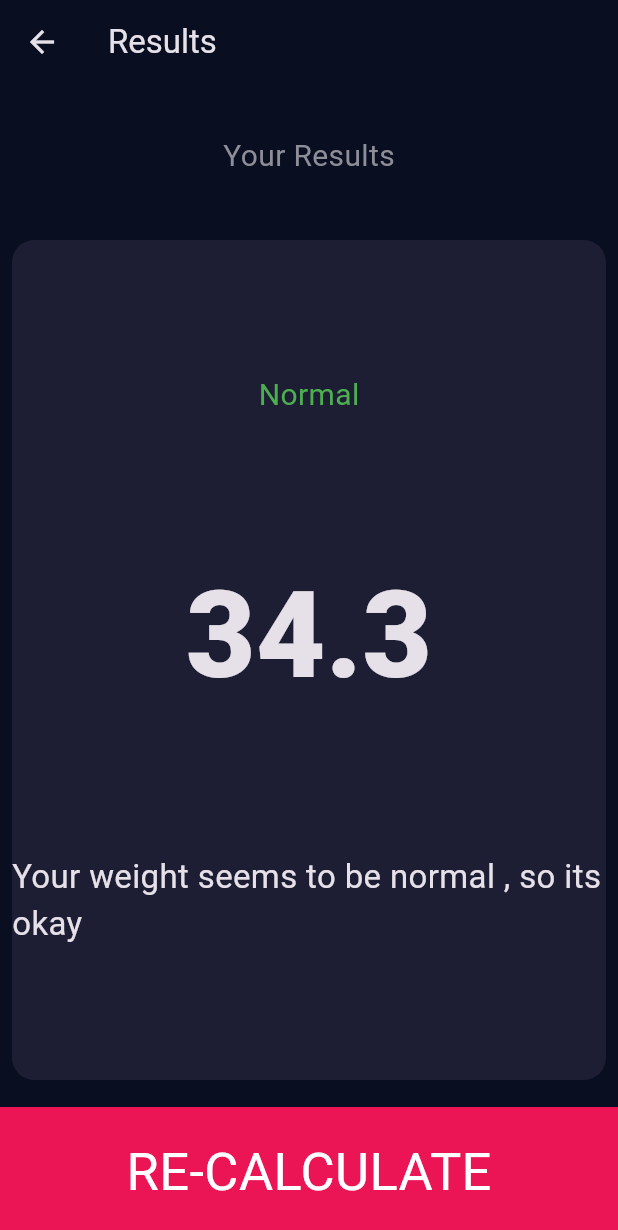
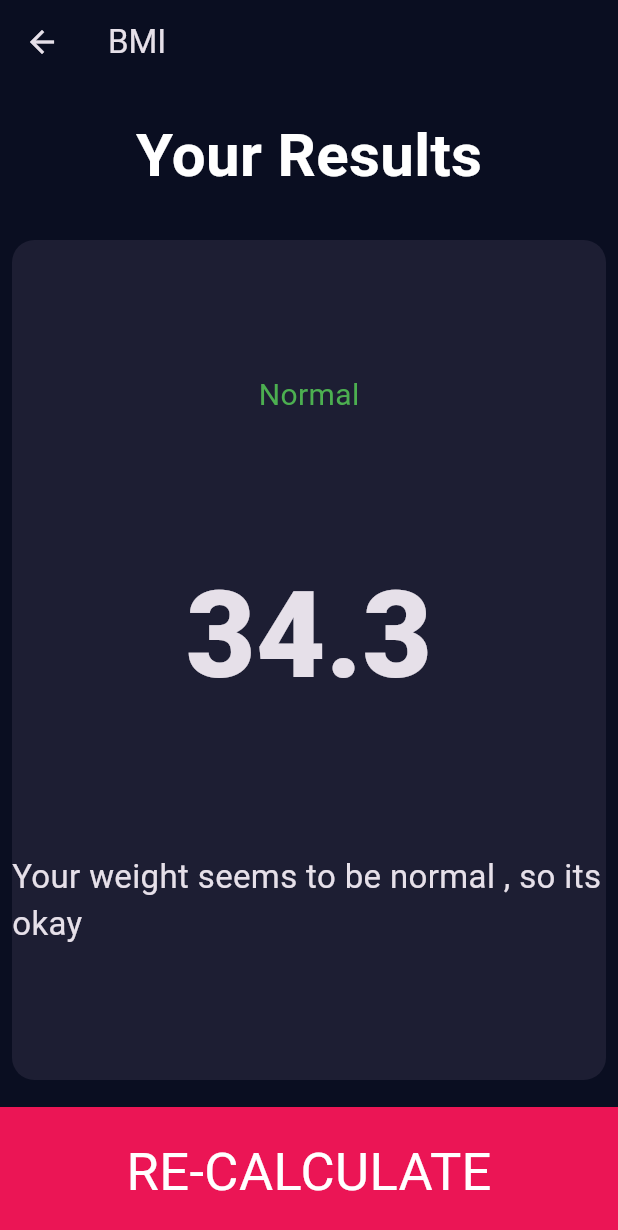
Before and after one commit to Joshua-100/bmi_calculator, a Flutter app: the ResultsPage screen opened directly, on a phone screen of 412 x 824 dp. Shown: the top 1230 px of the screen. Run offline on Flutter 3.47's test engine with Material 3 defaults, Android fonts, the phone set to English and light mode, and no system bars; our stand-ins replace font_awesome_flutter; missing offline and left inert: dart:ffi.

Commit message:
Ordering code

```diff
--- a/lib/constants.dart
+++ b/lib/constants.dart
@@ -12,3 +12,4 @@ const kInactiveCardColor = Color(0xFF111328);
 const kButtonColor = Color(0xFFEB1555);
 const kNumberTextStyle = TextStyle(fontSize: 80.0, fontWeight: FontWeight.w900);
 const kButtonTextStyle = TextStyle(color: Colors.white, fontSize: 35);
+const kTitleTextStyle = TextStyle(color: Colors.white, fontSize: 40, fontWeight: FontWeight.bold);
--- a/lib/pages/results_page.dart
+++ b/lib/pages/results_page.dart
@@ -12,7 +12,7 @@ class ResultsPage extends StatelessWidget {
   Widget build(BuildContext context) {
     return Scaffold(
         appBar: AppBar(
-          title: const Text("Results"),
+          title: const Text("BMI"),
         ),
         body: Column(
           mainAxisAlignment: MainAxisAlignment.spaceBetween,
@@ -21,7 +21,7 @@ class ResultsPage extends StatelessWidget {
               child: Center(
                 child: Text(
                   "Your Results",
-                  style: kLabelTextStyle,
+                  style: kTitleTextStyle,
                 ),
               ),
             ),
```
Also changed, not shown: lib/components/calculation_brain.dart (added).
